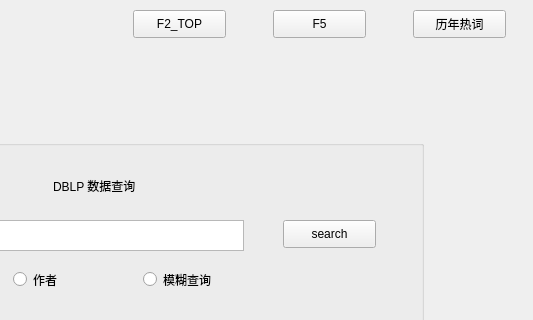
The window that DS_2020_GUI/DS_2020_GUI/MainWindow.ui (ChrisJaunes/DS_2020) describes before a commit, drawn with Qt 5; both pictures show x 267 to 800 and y 0 to 320 of the 800 by 600 pixel window.
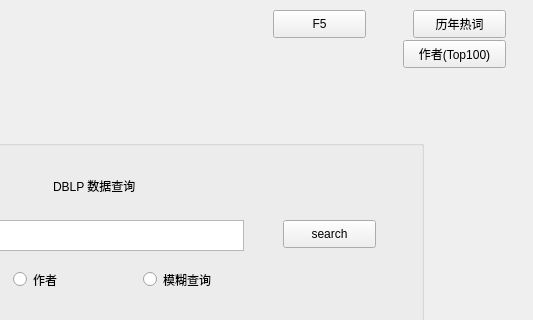
The same window after the commit.

Patch:
```diff
--- a/DS_2020_GUI/DS_2020_GUI/MainWindow.ui
+++ b/DS_2020_GUI/DS_2020_GUI/MainWindow.ui
@@ -118,14 +118,14 @@
    <widget class="QPushButton" name="F2_TopAuthor">
     <property name="geometry">
      <rect>
-      <x>400</x>
-      <y>10</y>
-      <width>93</width>
+      <x>670</x>
+      <y>40</y>
+      <width>103</width>
       <height>28</height>
      </rect>
     </property>
     <property name="text">
-     <string>F2_TOP</string>
+     <string>作者(Top100)</string>
     </property>
    </widget>
    <widget class="QPushButton" name="btn_F3">
```
